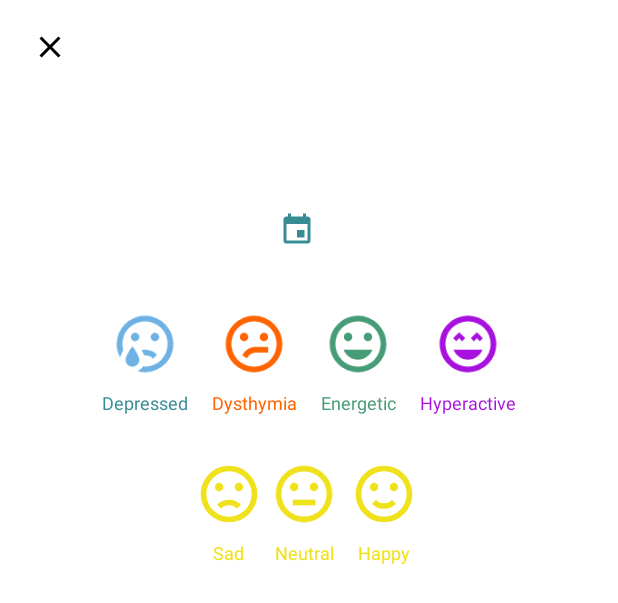
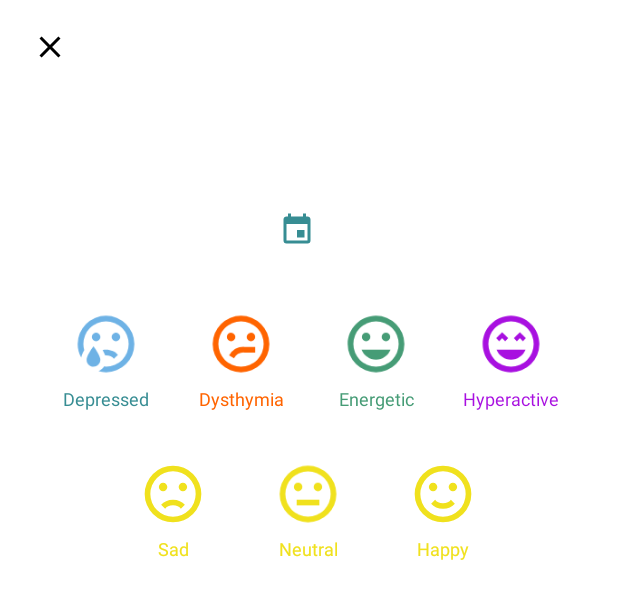
Before and after one commit to alakhalil/Mobile-interactions, an Android app: the layout fragment_feelings.xml on its own in the app's theme, with its tools: preview values and no code run, on a phone screen of 412 x 824 dp. Shown: the top 603 px of the screen. Run offline under Robolectric (Android 15) with nearby library versions, the phone set to English and light mode, and no system bars.

Commit message:
fix the spaces between emojis in feelings fragment_feelings.xml

```diff
--- a/MoodTracker/app/src/main/res/layout/fragment_feelings.xml
+++ b/MoodTracker/app/src/main/res/layout/fragment_feelings.xml
@@ -61,7 +61,7 @@
         android:layout_centerHorizontal="true">
 
         <LinearLayout
-            android:layout_width="wrap_content"
+            android:layout_width="90dp"
             android:layout_height="wrap_content"
             android:gravity="center_horizontal"
             android:orientation="vertical">
@@ -69,8 +69,8 @@
 
             <ImageButton
                 android:id="@+id/depressed_btn"
-                android:layout_width="wrap_content"
-                android:layout_height="wrap_content"
+                android:layout_width="40dp"
+                android:layout_height="40dp"
                 android:background="@null"
                 android:contentDescription="@string/todo"
                 android:src="@drawable/emoticon_depressed_btn" />
@@ -87,15 +87,15 @@
         </LinearLayout>
 
         <LinearLayout
-            android:layout_width="wrap_content"
+            android:layout_width="90dp"
             android:layout_height="wrap_content"
             android:gravity="center_horizontal"
             android:orientation="vertical">
 
             <ImageButton
                 android:id="@+id/dysthymiaBtn"
-                android:layout_width="wrap_content"
-                android:layout_height="wrap_content"
+                android:layout_width="40dp"
+                android:layout_height="40dp"
                 android:background="@null"
                 android:contentDescription="@string/todo"
                 android:src="@drawable/emoticon_dysthymia_btn" />
@@ -112,7 +112,7 @@
         </LinearLayout>
 
         <LinearLayout
-            android:layout_width="wrap_content"
+            android:layout_width="90dp"
             android:layout_height="wrap_content"
             android:gravity="center_horizontal"
             android:orientation="vertical">
@@ -120,8 +120,8 @@
 
             <ImageButton
                 android:id="@+id/energetic_btn"
-                android:layout_width="wrap_content"
-                android:layout_height="wrap_content"
+                android:layout_width="40dp"
+                android:layout_height="40dp"
                 android:background="@null"
                 android:contentDescription="@string/todo"
                 android:src="@drawable/emoticon_energetic_btn" />
@@ -139,7 +139,7 @@
         </LinearLayout>
 
         <LinearLayout
-            android:layout_width="wrap_content"
+            android:layout_width="90dp"
             android:layout_height="wrap_content"
             android:gravity="center_horizontal"
             android:orientation="vertical">
@@ -147,8 +147,8 @@
 
             <ImageButton
                 android:id="@+id/hyperactive_btn"
-                android:layout_width="wrap_content"
-                android:layout_height="wrap_content"
+                android:layout_width="40dp"
+                android:layout_height="40dp"
                 android:background="@null"
                 android:contentDescription="@string/todo"
                 android:src="@drawable/emoticon_hyperactive_btn" />
@@ -176,15 +176,15 @@
         android:layout_centerHorizontal="true">
 
         <LinearLayout
-            android:layout_width="wrap_content"
+            android:layout_width="90dp"
             android:layout_height="wrap_content"
             android:gravity="center_horizontal"
             android:orientation="vertical">
 
             <ImageButton
                 android:id="@+id/sad_btn"
-                android:layout_width="wrap_content"
-                android:layout_height="wrap_content"
+                android:layout_width="40dp"
+                android:layout_height="40dp"
                 android:background="@null"
                 android:contentDescription="@string/todo"
                 android:src="@drawable/emoticon_sad_btn" />
@@ -201,7 +201,7 @@
         </LinearLayout>
 
         <LinearLayout
-            android:layout_width="wrap_content"
+            android:layout_width="90dp"
             android:layout_height="wrap_content"
             android:gravity="center_horizontal"
             android:orientation="vertical">
@@ -209,8 +209,8 @@
 
             <ImageButton
                 android:id="@+id/neutral_btn"
-                android:layout_width="wrap_content"
-                android:layout_height="wrap_content"
+                android:layout_width="40dp"
+                android:layout_height="40dp"
                 android:background="@null"
                 android:contentDescription="@string/todo"
                 android:src="@drawable/emoticon_neutral_btn" />
@@ -228,7 +228,7 @@
         </LinearLayout>
 
         <LinearLayout
-            android:layout_width="wrap_content"
+            android:layout_width="90dp"
             android:layout_height="wrap_content"
             android:gravity="center_horizontal"
             android:orientation="vertical">
@@ -236,8 +236,8 @@
 
             <ImageButton
                 android:id="@+id/happy_btn"
-                android:layout_width="wrap_content"
-                android:layout_height="wrap_content"
+                android:layout_width="40dp"
+                android:layout_height="40dp"
                 android:background="@null"
                 android:contentDescription="@string/todo"
                 android:src="@drawable/emoticon_happy_btn" />
```
